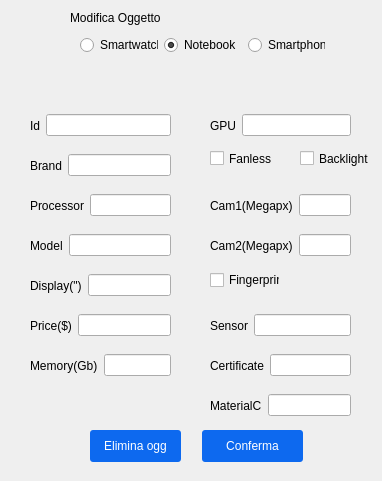
Qt form myMagazine/itemdataview.ui (cfontola/MyMag) before a commit.
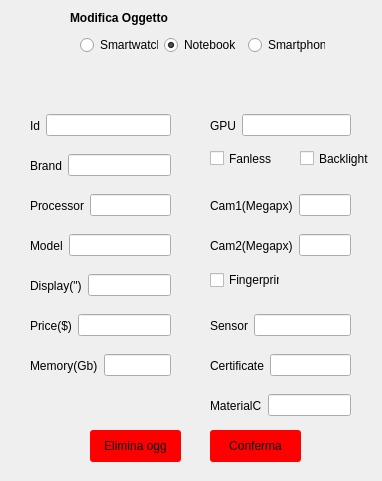
The same form after that commit.

Diff of the .ui file:
```diff
--- a/myMagazine/itemdataview.ui
+++ b/myMagazine/itemdataview.ui
@@ -178,9 +178,9 @@
    </property>
    <property name="styleSheet">
     <string notr="true">QPushButton {
-	background-color:  rgb(13, 105, 239);
+    background-color:  rgb(255,0,0);
     border-radius: 3px;
-	color: white;
+	color: black;
 }
 QPushButton:pressed {
     background-color: rgb(203, 218, 249);
@@ -222,37 +222,16 @@
      <height>16</height>
     </rect>
    </property>
+   <property name="font">
+    <font>
+     <weight>75</weight>
+     <bold>true</bold>
+    </font>
+   </property>
    <property name="text">
     <string>Modifica Oggetto</string>
    </property>
   </widget>
-  <widget class="QPushButton" name="confirmbtn">
-   <property name="geometry">
-    <rect>
-     <x>202</x>
-     <y>430</y>
-     <width>101</width>
-     <height>32</height>
-    </rect>
-   </property>
-   <property name="styleSheet">
-    <string notr="true">QPushButton {
-	background-color:  rgb(13, 105, 239);
-    border-radius: 3px;
-	color: white;
-}
-QPushButton:pressed {
-    background-color: rgb(203, 218, 249);
-	color: black;
-}</string>
-   </property>
-   <property name="text">
-    <string>Conferma</string>
-   </property>
-   <property name="default">
-    <bool>true</bool>
-   </property>
-  </widget>
   <widget class="QWidget" name="horizontalLayoutWidget_8">
    <property name="geometry">
     <rect>
@@ -446,6 +425,30 @@
     </item>
    </layout>
   </widget>
+  <widget class="QPushButton" name="confirmbtn">
+   <property name="geometry">
+    <rect>
+     <x>210</x>
+     <y>430</y>
+     <width>91</width>
+     <height>32</height>
+    </rect>
+   </property>
+   <property name="styleSheet">
+    <string notr="true">QPushButton {
+    background-color:  rgb(255,0,0);
+    border-radius: 3px;
+	color: black;
+}
+QPushButton:pressed {
+    background-color: rgb(203, 218, 249);
+	color: black;
+}</string>
+   </property>
+   <property name="text">
+    <string>Conferma</string>
+   </property>
+  </widget>
  </widget>
  <resources/>
  <connections/>
```
